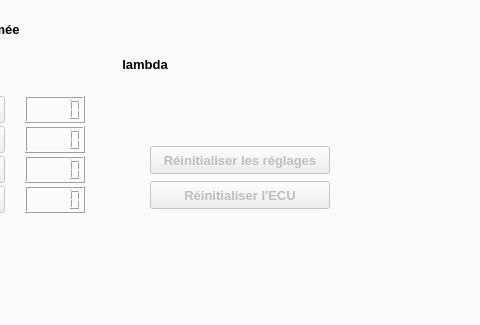
Before: the Qt Designer form mainwindow.ui in mini56/Mems-scan-fr, drawn with Qt 5; both pictures show x 737 to 1217 and y 365 to 690 of the 1300 by 690 pixel window.
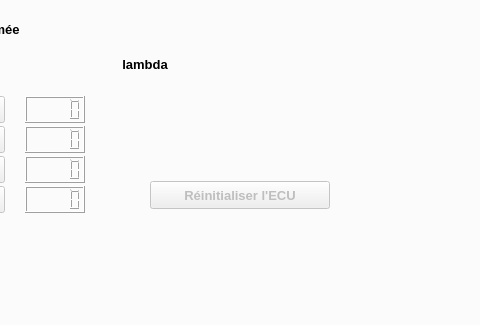
After: the same form once the commit is applied. The open tabs and pages were chosen to show the change. Custom widgets are drawn as their Qt base class.

```diff
--- a/mainwindow.ui
+++ b/mainwindow.ui
@@ -1301,8 +1301,8 @@
       </property>
       <property name="geometry">
        <rect>
-        <x>885</x>
-        <y>430</y>
+        <x>270</x>
+        <y>680</y>
         <width>180</width>
         <height>28</height>
        </rect>
```
